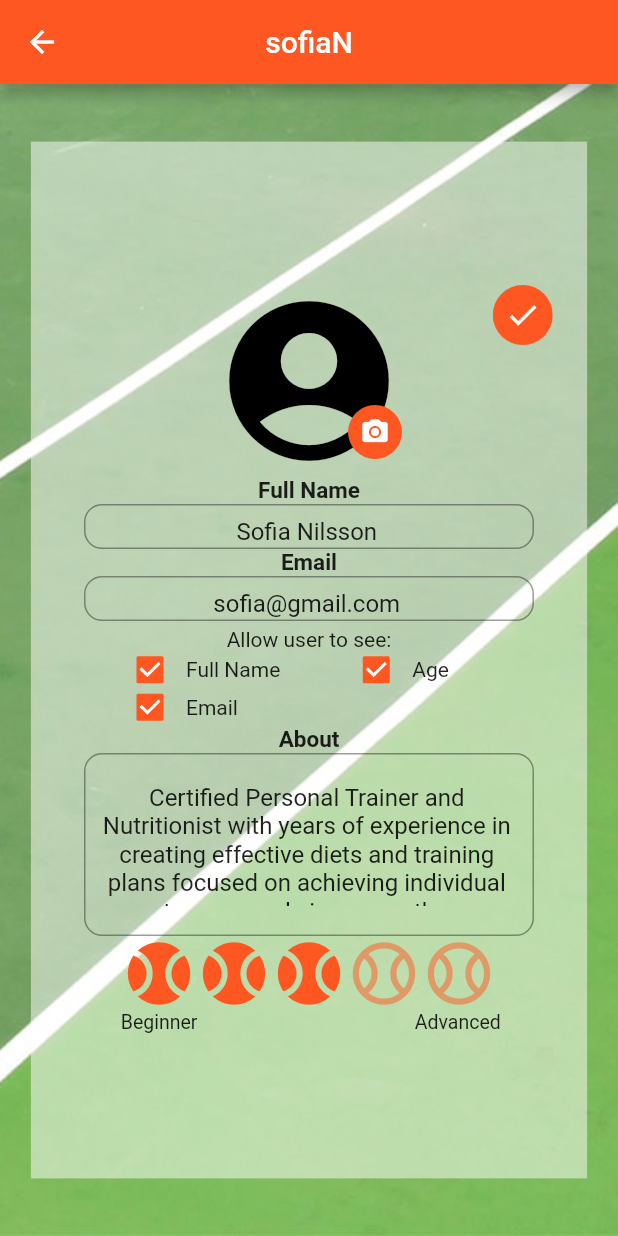
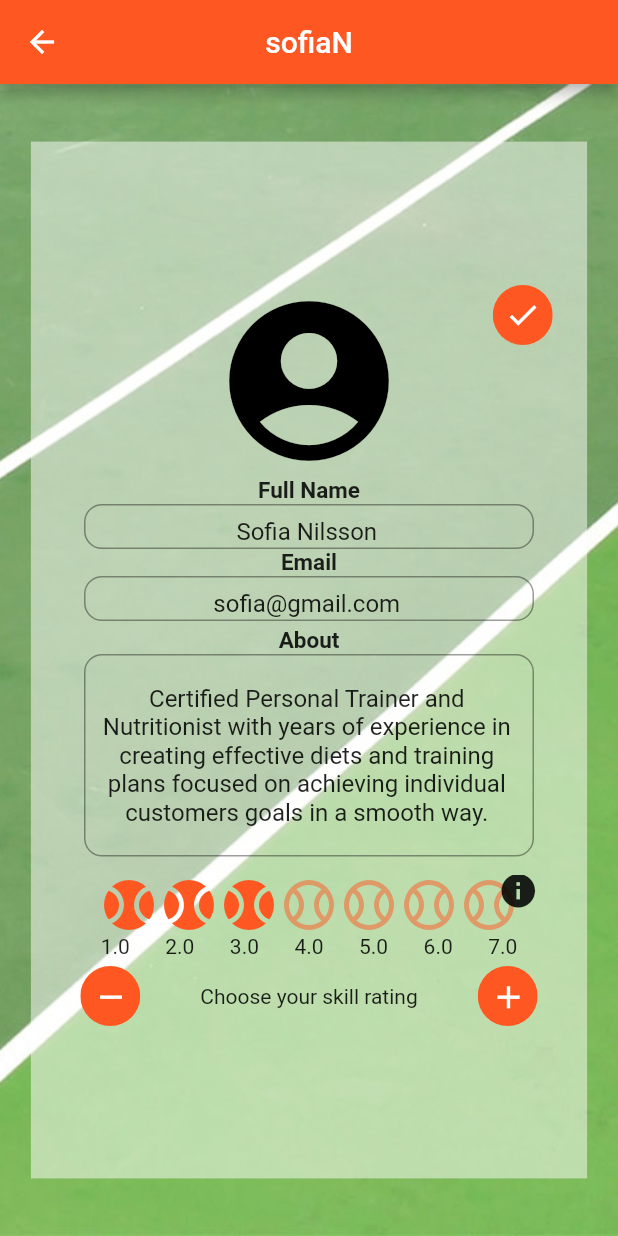
Before and after one commit to G-mi/PVT, a Flutter app: the Profile screen opened directly, after a tap on the "edit" icon, on a phone screen of 412 x 824 dp. Run offline on Flutter 3.47's test engine with Material 2 defaults, Android fonts, the phone set to English and light mode, and no system bars; our stand-ins replace google_maps_flutter, shared_preferences; missing offline and left inert: dart:html; accounts and stored records are empty.

Commit message:
Profile is done. Choose to not implement the profile picture. Too Complicated, maybe a future project

```diff
--- a/lib/EditProfile.dart
+++ b/lib/EditProfile.dart
@@ -3,8 +3,9 @@ import 'package:flutter/material.dart';
 import 'package:frontend/UserPreferences.dart';
 import 'package:frontend/Widgets/profileWidget.dart';
 import 'package:frontend/Widgets/textFieldWidget.dart';
-
+import 'NTRPDialog.dart';
 import 'Profile.dart';
+import 'User.dart';
 import 'Widgets/skillRatingWidget.dart';
 
 class EditProfile extends StatefulWidget {
@@ -13,7 +14,12 @@ class EditProfile extends StatefulWidget {
 }
 
 class _EditProfileState extends State<EditProfile> {
-  var user = UserPreferences.myUser;
+  User user;
+  @override
+  void initState(){
+    super.initState();
+    user = UserPreferences.getUser();
+  }
 
   @override
   Widget build(BuildContext context) {
@@ -29,7 +35,7 @@ class _EditProfileState extends State<EditProfile> {
         icon: Icon(Icons.arrow_back),
         onPressed: () {
           Navigator.push(
-            context,
+            this.context,
             MaterialPageRoute(builder: (_) => Profile())
           );
         },
@@ -84,11 +90,6 @@ class _EditProfileState extends State<EditProfile> {
                                   ProfileWidget(
                                     imagePath: user.imagePath,
                                   ),
-                                  Positioned(
-                                    top: 80,
-                                    left: 90,
-                                    child: buildPicIcon(),
-                                  ),
                                 ],
                               ),
                             ),
@@ -104,9 +105,10 @@ class _EditProfileState extends State<EditProfile> {
                                   label: 'Full Name',
                                   text: user.getFullName(),
                                   onChanged: (name) {
-                                    var split = name.split(' ');
-                                    print(split[2]);
-                                    user = user.copy();
+                                    int index = name.indexOf(' ');
+                                    user = user.copy(
+                                        firstName: name.substring(0, index),
+                                        lastName: name.substring(index + 1, name.length));
                                   },
                                 ),
                                 TextFieldWidget(
@@ -119,76 +121,16 @@ class _EditProfileState extends State<EditProfile> {
                               ],
                             ),
                           ),
+
                           Container(
                             width: 325,
-                            height: 66,
-                            color: Colors.transparent,
-                            child: Column(
-                              children: [
-                                Text(
-                                    'Allow user to see:'
-                                ),
-                                Container(
-                                  width: 300,
-                                  height: 25,
-                                  child: Row(
-                                    children: [
-                                      SizedBox(width: 20,),
-                                      Checkbox(
-                                        value: user.showFullName,
-                                        onChanged: (value) {
-                                          setState(() {
-                                            user = user.copy(showFullName: value);
-                                          });
-                                        },
-                                        activeColor: Colors.deepOrange,
-                                      ),
-                                      Text('Full Name'),
-                                      SizedBox(width: 40,),
-                                      Checkbox(
-                                        value: user.showAge,
-                                        onChanged: (value) {
-                                          setState(() {
-                                            user = user.copy(showAge: value);
-                                          });
-                                        },
-                                        activeColor: Colors.deepOrange,
-                                      ),
-                                      Text('Age'),
-                                    ],
-                                  ),
-                                ),
-                                Container(
-                                  width: 300,
-                                  height: 25,
-                                  child: Row(
-                                    children: [
-                                      SizedBox(width: 20,),
-                                      Checkbox(
-                                        value: user.showEmail,
-                                        onChanged: (value) {
-                                          setState(() {
-                                            user = user.copy(showEmail: value);
-                                          });
-                                        },
-                                        activeColor: Colors.deepOrange,
-                                      ),
-                                      Text('Email'),
-                                    ],
-                                  ),
-                                ),
-                              ],
-                            ),
-                          ),
-                          Container(
-                            width: 325,
-                            height: 140,
+                            height: 165,
                             color: Colors.transparent,
                             child: Column(
                               children: [
                                 TextFieldWidget(
                                   label: 'About',
-                                  height: 122,
+                                  height: 140,
                                   maxLines: 5,
                                   text: user.aboutInfo,
                                   onChanged: (about) {
@@ -198,28 +140,85 @@ class _EditProfileState extends State<EditProfile> {
                               ],
                             ),
                           ),
+                          Stack(
+                            children: [
                               SkillRatingWidget(
                                 skillValue: user.skillLevel,
                                 selectedBall: Icon(
                                   Icons.sports_baseball,
                                   color: Colors.deepOrange,
-                              size: 50,),
+                                  size: 40,),
                                 unSelectedBall: Icon(
                                   Icons.sports_baseball_outlined,
                                   color: Color.fromRGBO(255, 87, 34, 0.5),
-                              size: 50,),
+                                  size: 40,),
                               ),
+                              Positioned(
+                                top: -13,
+                                left: 278,
+                                child: IconButton(
+                                  icon: Icon(Icons.info),
+                                  iconSize: 27,
+                                  onPressed: () {
+                                    showDialog(
+                                        context: this.context,
+                                        builder: (BuildContext context) => NTRPDialog()
+                                    );
+                                  },
+                                ),
+                              ),
+                            ],
+                          ),
+                          SizedBox(height: 5,),
                           Row(
+                            mainAxisAlignment: MainAxisAlignment.center,
                             children: [
-                              SizedBox(width: 37,),
+                              SizedBox(
+                                width: 40,
+                                height: 40,
+                                child: ClipOval(
+                                  child: Container(
+                                    color: Colors.deepOrange,
+                                    child:  IconButton(
+                                      icon: Icon(Icons.remove),
+                                      iconSize: 25,
+                                      color: Colors.white,
+                                      onPressed: () {
+                                        setState(() {
+                                          if (user.skillLevel > 1){
+                                            user = user.copy(skillLevel: user.skillLevel - 1);
+                                          }
+                                        });
+                                      },
+                                    ),
+                                  ),
+                                ),
+                              ),
+                              SizedBox(width: 40,),
                               Text(
-                                'Beginner',
-                                style: TextStyle(fontWeight: FontWeight.normal, fontSize: 13),
+                                'Choose your skill rating',
                               ),
-                              SizedBox(width: 145,),
-                              Text(
-                                'Advanced',
-                                style: TextStyle(fontWeight: FontWeight.normal, fontSize: 13),
+                              SizedBox(width: 40,),
+                              SizedBox(
+                                width: 40,
+                                height: 40,
+                                child: ClipOval(
+                                  child: Container(
+                                    color: Colors.deepOrange,
+                                    child:  IconButton(
+                                      icon: Icon(Icons.add),
+                                      iconSize: 25,
+                                      color: Colors.white,
+                                      onPressed: () {
+                                        setState(() {
+                                          if (user.skillLevel < 7){
+                                            user = user.copy(skillLevel: user.skillLevel + 1);
+                                          }
+                                        });
+                                      },
+                                    ),
+                                  ),
+                                ),
                               ),
                             ],
                           ),
@@ -243,7 +242,7 @@ class _EditProfileState extends State<EditProfile> {
                                   onPressed: () {
                                     UserPreferences.setUser(user);
                                     Navigator.push(
-                                        context,
+                                        this.context,
                                         MaterialPageRoute(builder: (_) => Profile()));
                                   },
                                 ),
@@ -262,18 +261,4 @@ class _EditProfileState extends State<EditProfile> {
       ],
     );
   }
-
-  Widget buildPicIcon() {
-    return ClipOval(
-      child: Container(
-        padding: EdgeInsets.all(8),
-        color: Colors.deepOrange,
-        child: Icon(
-          Icons.camera_alt,
-          color: Colors.white,
-          size: 20,
-        ),
-      ),
-    );
 }
-}
--- a/lib/Profile.dart
+++ b/lib/Profile.dart
@@ -2,6 +2,7 @@ import 'package:flutter/cupertino.dart';
 import 'package:flutter/material.dart';
 import 'package:frontend/EditProfile.dart';
 import 'package:frontend/Homescreen.dart';
+import 'package:frontend/NTRPDialog.dart';
 import 'package:frontend/UserPreferences.dart';
 import 'package:frontend/Widgets/profileWidget.dart';
 import 'package:frontend/Widgets/skillRatingWidget.dart';
@@ -77,7 +78,6 @@ class _ProfileState extends State<Profile> {
                       icon: Icon(Icons.edit),
                       color: Colors.white,
                       onPressed: () async {
-                        print(user.getFullName());
                         await Navigator.push(
                             context,
                             MaterialPageRoute(builder: (_) => EditProfile()));
@@ -119,24 +119,20 @@ class _ProfileState extends State<Profile> {
               child: buildAboutInfo(),
             ),
             Align(
-              alignment: Alignment(0.35, 0.65),
+              alignment: Alignment(0.0, 0.75),
               child: buildSkillRating(),
             ),
-            Positioned(
-              top: 460,
-              left: 54,
-              child: Row(
-                children: [
-                  Text(
-                    'Beginner',
-                    style: TextStyle(fontWeight: FontWeight.normal, fontSize: 13),
-                  ),
-                  SizedBox(width: 145,),
-                  Text(
-                    'Advanced',
-                    style: TextStyle(fontWeight: FontWeight.normal, fontSize: 13),
-                  ),
-                ],
+            Align(
+              alignment: Alignment(0.85,0.57),
+              child: IconButton(
+                icon: Icon(Icons.info),
+                iconSize: 27,
+                onPressed: () {
+                  showDialog(
+                    context: context,
+                    builder: (BuildContext context) => NTRPDialog()
+                  );
+                },
               ),
             ),
           ],
@@ -145,23 +141,18 @@ class _ProfileState extends State<Profile> {
     );
   }
 
+
+
   Widget buildSkillRating() {
-    return SizedBox(
-      width: 280,
-      height: 80,
-      child: Container(
-        color: Colors.transparent,
-        child: IconTheme(
-          data: IconThemeData(
-            color: Colors.deepOrange,
-            size: 50,
-          ),
-          child: SkillRatingWidget(
-            skillValue: user.skillLevel,
-            selectedBall: Icon(Icons.sports_baseball, color: Colors.deepOrange, size: 50,),
-            unSelectedBall: Icon(Icons.sports_baseball_outlined, color: Color.fromRGBO(255, 87, 34, 0.5), size: 50,),
-          ),
-        ),
+    return Container(
+      alignment: Alignment.center,
+      width: 325,
+      height: 70,
+      color: Colors.transparent,
+      child: SkillRatingWidget(
+        skillValue: user.skillLevel,
+        selectedBall: Icon(Icons.sports_baseball, color: Colors.deepOrange, size: 40,),
+        unSelectedBall: Icon(Icons.sports_baseball_outlined, color: Color.fromRGBO(255, 87, 34, 0.5), size: 40,),
       ),
     );
   }
--- a/lib/User.dart
+++ b/lib/User.dart
@@ -12,9 +12,6 @@ class User {
   String imagePath;
   int skillLevel;
   int age;
-  bool showFullName;
-  bool showAge;
-  bool showEmail;
   List<Friend> friends;
   List<Match> plannedMatches;
   String profilePicturePath;
@@ -45,9 +42,6 @@ class User {
     this.imagePath,
     this.age,
     this.skillLevel,
-    this.showEmail,
-    this.showFullName,
-    this.showAge,
   });
 
   void getFriends(){
@@ -77,9 +71,6 @@ class User {
     String imagePath,
     int age,
     int skillLevel,
-    bool showEmail,
-    bool showFullName,
-    bool showAge,
   }) => User.full(
     firstName: firstName ?? this.firstName,
     lastName: lastName ?? this.lastName,
@@ -89,9 +80,6 @@ class User {
     imagePath: imagePath ?? this.imagePath,
     age: age ?? this.age,
     skillLevel: skillLevel ?? this.skillLevel,
-    showEmail: showEmail ?? this.showEmail,
-    showFullName: showFullName ?? this.showFullName,
-    showAge: showAge ?? this.showAge,
   );
 
 
@@ -114,9 +102,6 @@ class User {
         imagePath: json['imagePath'],
         age: json['age'],
         skillLevel: json['skillLevel'],
-        showFullName: json['showFullName'],
-        showAge: json['showAge'],
-        showEmail: json['showEmail']
     );
   }
 
@@ -124,15 +109,12 @@ class User {
     return {
       'firstName' : firstName,
       'lastName' : lastName,
-      'username' : userName,
+      'userName' : userName,
       'email' : email,
       'aboutInfo' : aboutInfo,
       'imagePath' : imagePath,
       'age' : age,
       'skillLevel' : skillLevel,
-      'showFullName' : showFullName,
-      'showAge' : showAge,
-      'showEmail' : showEmail,
     };
   }
 }
--- a/lib/UserPreferences.dart
+++ b/lib/UserPreferences.dart
@@ -16,9 +16,6 @@ class UserPreferences {
     age: 25,
     skillLevel: 3,
     aboutInfo: 'Certified Personal Trainer and Nutritionist with years of experience in creating effective diets and training plans focused on achieving individual customers goals in a smooth way.',
-    showAge: true,
-    showEmail: true,
-    showFullName: true,
     imagePath: '',
   );
 
--- a/lib/Widgets/skillRatingWidget.dart
+++ b/lib/Widgets/skillRatingWidget.dart
@@ -10,11 +10,42 @@ class SkillRatingWidget extends StatelessWidget {
 
   @override
   Widget build(BuildContext context) {
-    return Row(
-      mainAxisSize: MainAxisSize.min,
-      children: List.generate(5, (index) {
-        return index < skillValue ? selectedBall : unSelectedBall;
-      }),
+    return Column(
+      crossAxisAlignment: CrossAxisAlignment.center,
+      children: [
+        Row(
+          mainAxisSize: MainAxisSize.min,
+          children: List.generate(7, (index) {
+            return index < skillValue ? selectedBall : unSelectedBall;
+          }),
+        ),
+        Row(
+          mainAxisAlignment: MainAxisAlignment.spaceEvenly,
+          children: [
+            Text(
+                '1.0'
+            ),
+            Text(
+                '2.0'
+            ),
+            Text(
+                '3.0'
+            ),
+            Text(
+                '4.0'
+            ),
+            Text(
+                '5.0'
+            ),
+            Text(
+                '6.0'
+            ),
+            Text(
+                '7.0'
+            ),
+          ],
+        ),
+      ],
     );
   }
 }
--- a/lib/startscreen.dart
+++ b/lib/startscreen.dart
@@ -1,4 +1,5 @@
 import 'package:flutter/material.dart';
+import 'Profile.dart';
 import 'signin.dart';
 import 'signup.dart';
 
@@ -58,7 +59,7 @@ class   _StartScreenState extends State<StartScreen> {
                     left: 15.0, right: 15.0, top: 15, bottom: 20),
                 child: ElevatedButton(
                   onPressed: () {  Navigator.push(
-                     context, MaterialPageRoute(builder: (_) => SignIn()));
+                     context, MaterialPageRoute(builder: (_) => Profile()));
                   },
                   style: ElevatedButton.styleFrom(
                       primary: Colors.deepOrange,
```
Also changed, not shown: lib/NTRPDialog.dart (added, +115 -0 lines), 1 other file. Lines whose indentation alone changed are shown as unchanged.
